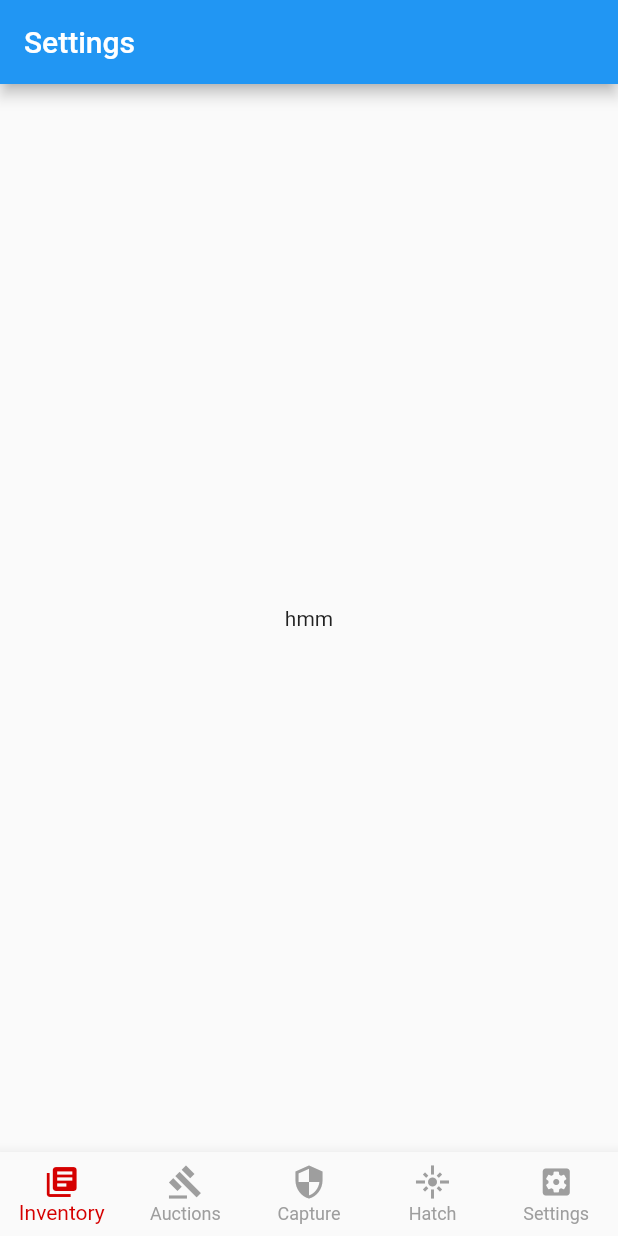
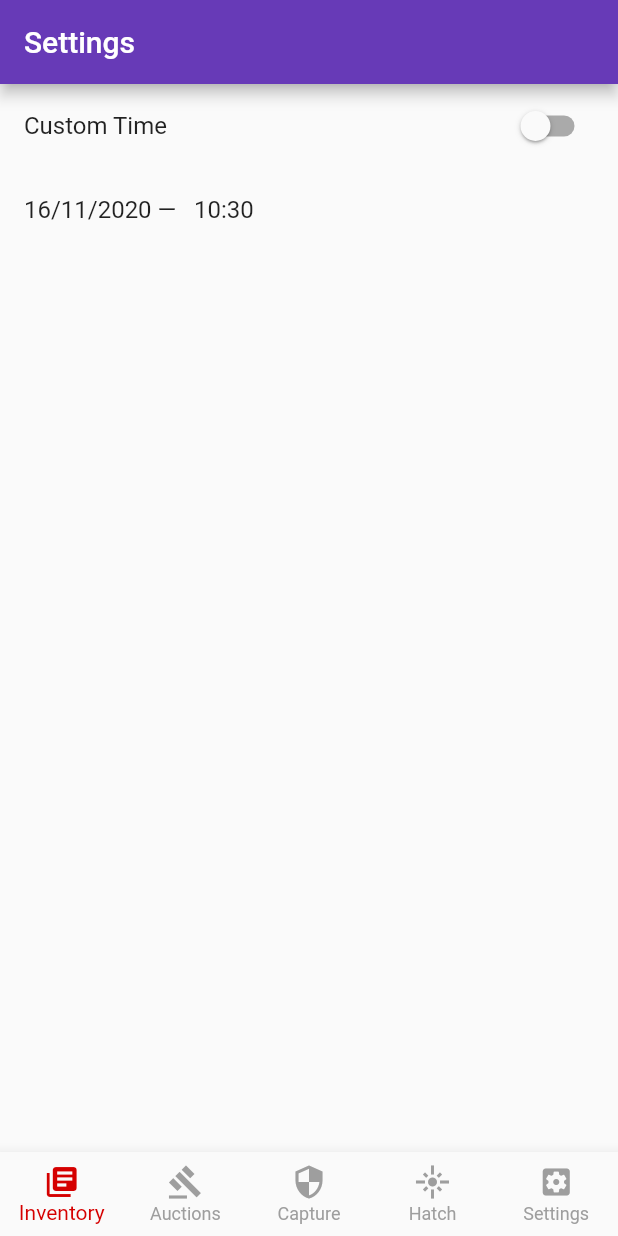
Before and after one commit to LexKisby/BlockchainProject, a Flutter app: the screen it shows after launch, swiped to page 5, on a phone screen of 412 x 824 dp. Run offline on Flutter 3.47's test engine with Material 2 defaults, Android fonts, the phone set to English and light mode, and no system bars; missing offline and left inert: web3dart.

Commit message:
started on time control. Implemented user time input. will next start on smart contract connection

```diff
--- a/eightbitbeasts/lib/PageLibrary.dart
+++ b/eightbitbeasts/lib/PageLibrary.dart
@@ -1,4 +1,7 @@
 library page_classes;
+import 'package:flutter/material.dart';
+import 'package:web3dart/web3dart.dart';
+import 'package:intl/intl.dart';
 
 part "lib2/Inventorylib.dart";
 part "lib2/Auctionlib.dart";
--- a/eightbitbeasts/lib/lib2/settingslib.dart
+++ b/eightbitbeasts/lib/lib2/settingslib.dart
@@ -1 +1,43 @@
+
 part of page_classes;
+
+class SettingsContent extends StatefulWidget {
+  @override
+  State createState() => SettingsContentState();
+}
+
+class SettingsContentState extends State<SettingsContent> {
+  var _useCustomTime = false;
+  var customTime = DateTime.parse("1969-07-20 20:18:04Z");
+  var time = DateTime.now();
+
+
+  void _onUseCustomTimeChanged(bool value) {
+    setState(() {
+      _useCustomTime = value;
+      if (value) {
+        time = customTime;
+      } else {
+        time = DateTime.now();
+      }
+    });
+  }
+
+  Widget build(BuildContext context) {
+    return Scaffold(
+      body: ListView(
+        padding: const EdgeInsets.only(bottom: 88),
+        children: [
+          SwitchListTile(
+              title: Text("Custom Time"),
+              value: _useCustomTime,
+              onChanged: _onUseCustomTimeChanged,
+            ),
+            ListTile(
+              title: Text(DateFormat("dd/MM/yyyy —   HH:mm").format(time)),
+
+            )
+      ],)
+    );
+  }
+}
--- a/eightbitbeasts/lib/main.dart
+++ b/eightbitbeasts/lib/main.dart
@@ -22,7 +22,7 @@ class MyApp extends StatelessWidget {
         // or simply save your changes to "hot reload" in a Flutter IDE).
         // Notice that the counter didn't reset back to zero; the application
         // is not restarted.
-        primarySwatch: Colors.blue,
+        primaryColor: Colors.deepPurple,
       ),
       home: Root(),
     );
@@ -101,21 +101,6 @@ class RootState extends State<Root> {
       ),
     );
   }
-
-/*
-  @override
-  Widget build(BuildContext context) {
-    return PageView(
-      controller: _controller,
-      children: [
-        InventoryPage(),
-        AuctionPage(),
-        CapturePage(),
-        HatchingPage(),
-        SettingsPage()
-      ],
-    );
-  }*/
 }
 
 class InventoryPage extends StatelessWidget {
@@ -171,7 +156,7 @@ class SettingsPage extends StatelessWidget {
       appBar: AppBar(
       title: Text("Settings")
       ),
-      body: Center(child: Text("hmm"))
+      body: SettingsContent(),
     );
   }
 }
--- a/eightbitbeasts/pubspec.yaml
+++ b/eightbitbeasts/pubspec.yaml
@@ -24,7 +24,7 @@ dependencies:
   flutter:
     sdk: flutter
   web3dart: ^1.2.3
-
+  intl: ^0.16.1
   # The following adds the Cupertino Icons font to your application.
   # Use with the CupertinoIcons class for iOS style icons.
   cupertino_icons: ^1.0.0
@@ -32,6 +32,7 @@ dependencies:
 dev_dependencies:
   flutter_test:
     sdk: flutter
+
 
 # For information on the generic Dart part of this file, see the
 # following page: https://dart.dev/tools/pub/pubspec
```
Also changed, not shown: eightbitbeasts/pubspec.lock.
